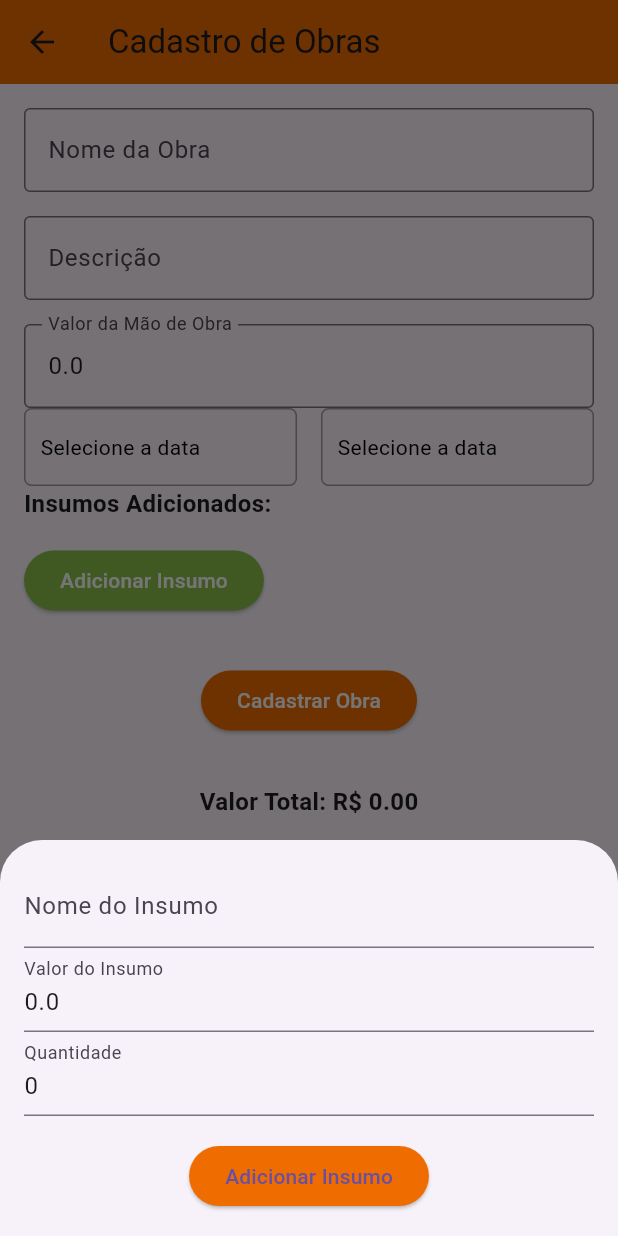
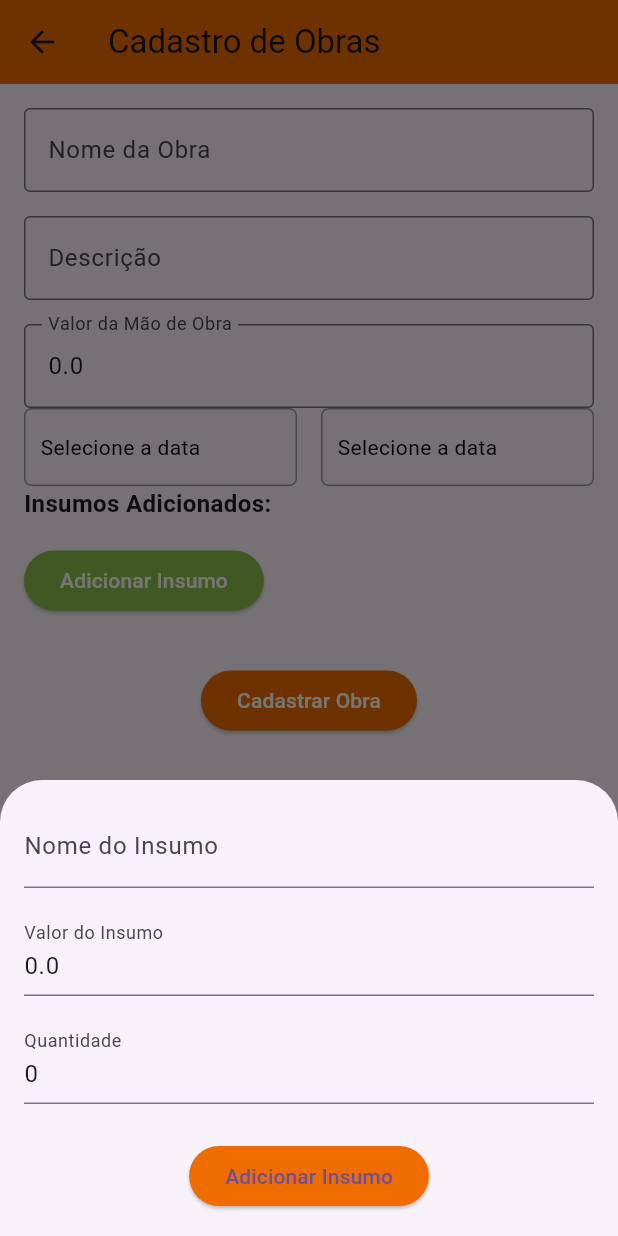
Before and after one commit to InacioAntonio/Bricklayer-App, a Flutter app: the CadastroObrasScreen screen opened directly, after a tap on "Adicionar Insumo", on a phone screen of 412 x 824 dp. Run offline on Flutter 3.47's test engine with Material 3 defaults, Android fonts, the phone set to English and light mode, and no system bars; our stand-ins replace cloud_firestore, firebase_auth, firebase_core, shared_preferences; accounts and stored records are empty.

Commit message:
Resolvendo o bug do teclado

```diff
--- a/lib/ui/widgets/insumos_modal.dart
+++ b/lib/ui/widgets/insumos_modal.dart
@@ -35,9 +35,16 @@ class _AdicionarInsumoModalState extends State<AdicionarInsumoModal> {
   }
 
   @override
+  @override
   Widget build(BuildContext context) {
-    return Padding(
-      padding: const EdgeInsets.all(16.0),
+    return SingleChildScrollView(
+      padding: EdgeInsets.only(
+        left: 16.0,
+        right: 16.0,
+        top: 16.0,
+        bottom: MediaQuery.of(context).viewInsets.bottom +
+            16.0, // Adapta o padding inferior ao teclado
+      ),
       child: Column(
         mainAxisSize: MainAxisSize.min,
         children: [
@@ -45,17 +52,19 @@ class _AdicionarInsumoModalState extends State<AdicionarInsumoModal> {
             controller: _nomeController,
             decoration: InputDecoration(labelText: 'Nome do Insumo'),
           ),
+          SizedBox(height: 16),
           TextField(
             controller: _valorController,
             decoration: InputDecoration(labelText: 'Valor do Insumo'),
             keyboardType: TextInputType.number,
           ),
+          SizedBox(height: 16),
           TextField(
             controller: _quantidadeController,
             decoration: InputDecoration(labelText: 'Quantidade'),
             keyboardType: TextInputType.number,
           ),
-          SizedBox(height: 16),
+          SizedBox(height: 24),
           ElevatedButton(
             onPressed: () {
               String nome = _nomeController.text;
```
